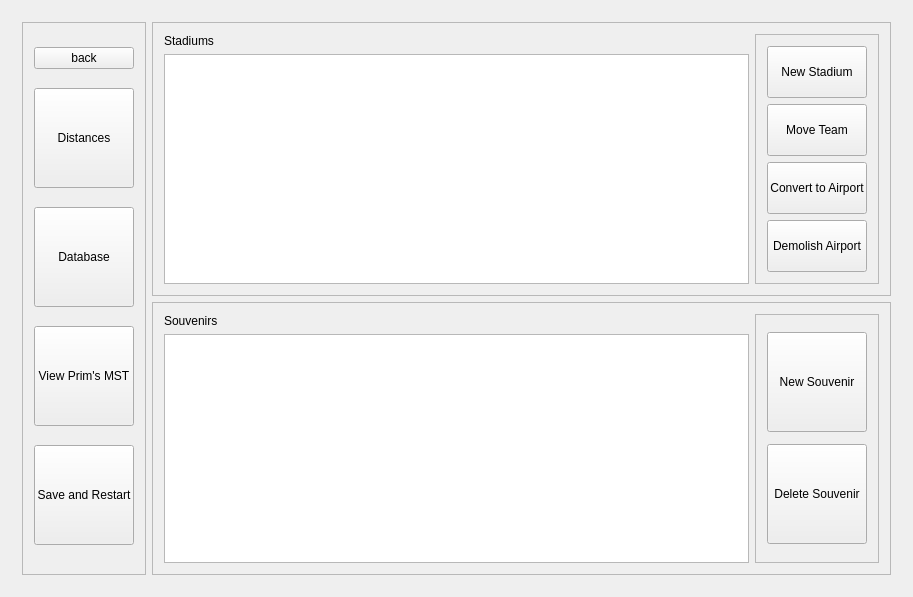
Qt form Baseball-Itinerary-Program/primewin.ui (xavierliancw/Based-Itinerary) before a commit.
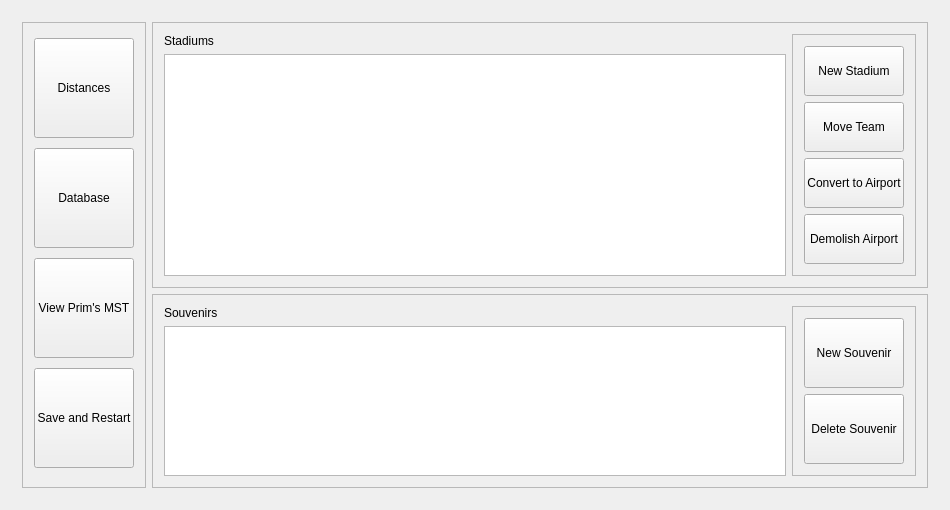
The same form after that commit. The open tabs and pages were chosen to show the change.

Commit message:
Cleaned Up UI - Finishes #92 - Finishes #86
Changelog:
- Changed behaviors of a lot of tables
- Changed main window's default size
- Changed minimum width of main window to 900
- Added column headers to home table which also closes #86
- **Changed admin's souv table to display horizontally instead of vertically**
- Deleted admin's back button
- Revised one of the qmessageboxes
- **Revised formatting of the addsouvdialog**

What changed in the file:
```diff
--- a/Baseball-Itinerary-Program/primewin.ui
+++ b/Baseball-Itinerary-Program/primewin.ui
@@ -6,10 +6,16 @@
    <rect>
     <x>0</x>
     <y>0</y>
-    <width>913</width>
-    <height>597</height>
+    <width>950</width>
+    <height>510</height>
    </rect>
   </property>
+  <property name="minimumSize">
+   <size>
+    <width>900</width>
+    <height>0</height>
+   </size>
+  </property>
   <property name="windowTitle">
    <string>PrimeWin</string>
   </property>
@@ -915,7 +921,20 @@
           </property>
           <layout class="QGridLayout" name="gridLayout_8">
            <item row="1" column="0">
-            <widget class="QTableWidget" name="adminSouvTable"/>
+            <widget class="QTableWidget" name="adminSouvTable">
+             <property name="selectionMode">
+              <enum>QAbstractItemView::SingleSelection</enum>
+             </property>
+             <property name="selectionBehavior">
+              <enum>QAbstractItemView::SelectColumns</enum>
+             </property>
+             <attribute name="horizontalHeaderVisible">
+              <bool>false</bool>
+             </attribute>
+             <attribute name="verticalHeaderVisible">
+              <bool>false</bool>
+             </attribute>
+            </widget>
            </item>
            <item row="0" column="0">
             <widget class="QLabel" name="label_17">
@@ -998,13 +1017,6 @@
            <enum>QFrame::Raised</enum>
           </property>
           <layout class="QVBoxLayout" name="verticalLayout_10">
-           <item>
-            <widget class="QPushButton" name="adminBackBtn">
-             <property name="text">
-              <string>back</string>
-             </property>
-            </widget>
-           </item>
            <item>
             <widget class="QPushButton" name="adminDistBt">
              <property name="sizePolicy">
```
Left out of the diff: 19 changed lines with no effect on the pictures. The commit also changes 4 other files.
